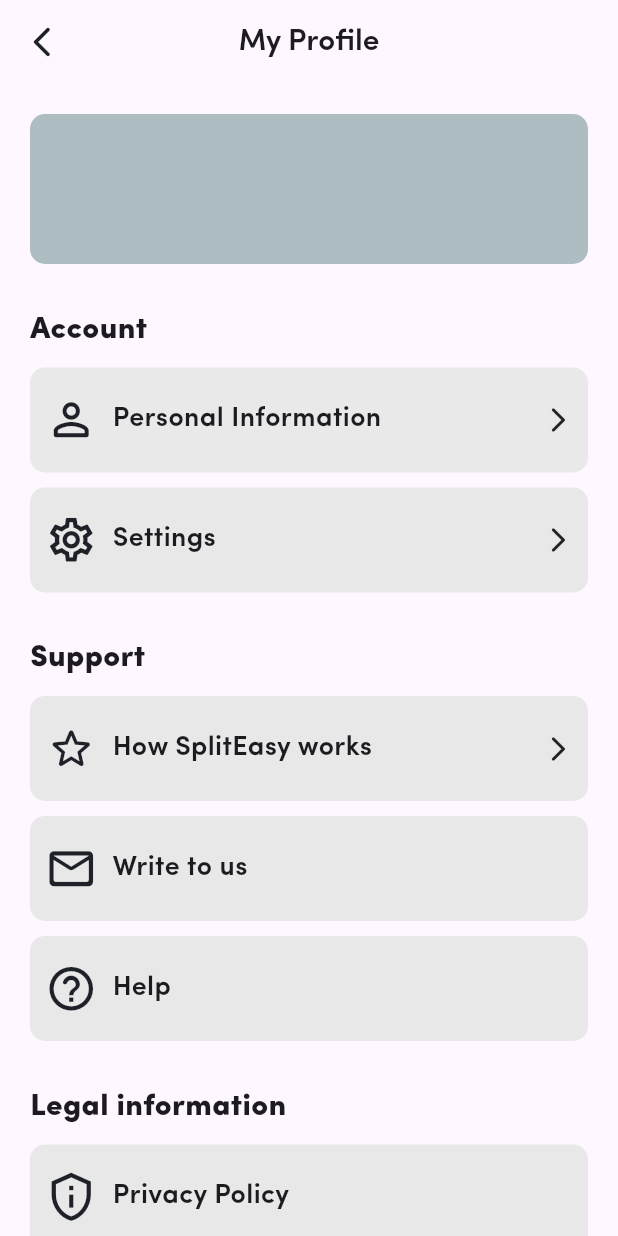
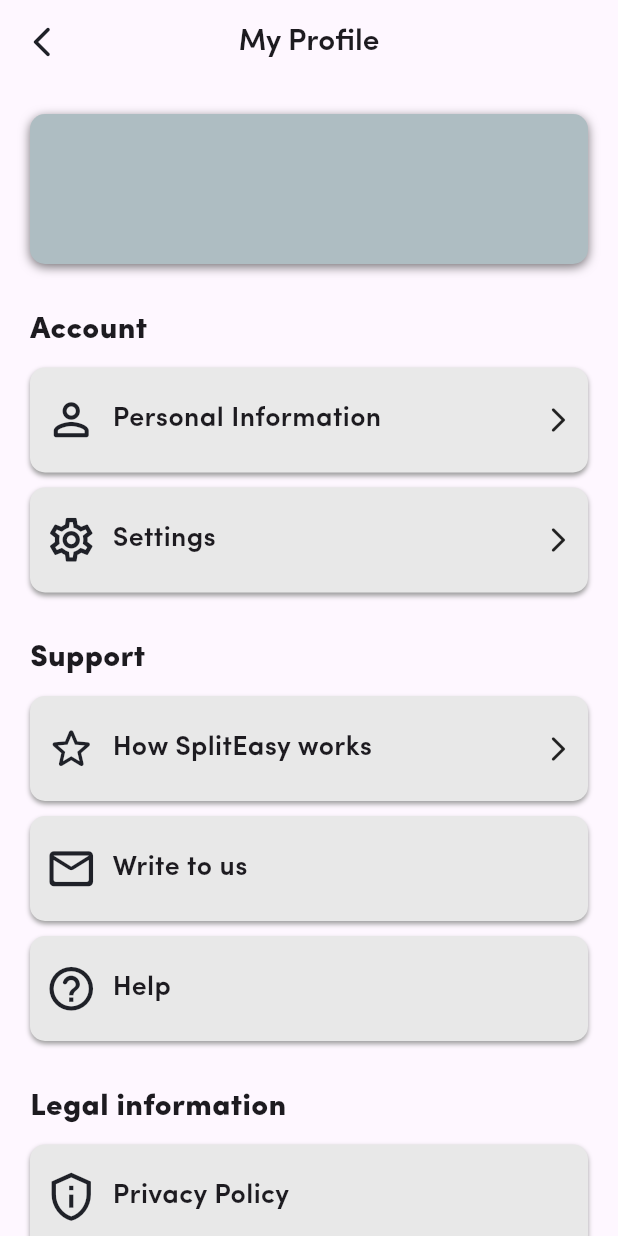
Before and after one commit to Keyurrr14/SplitEasy, a Flutter app: the NamePhone screen opened directly, after a tap on "Done", after a tap on the "account circle" icon, on a phone screen of 412 x 824 dp. Run offline on Flutter 3.47's test engine with Material 3 defaults, Android fonts, the phone set to English and light mode, and no system bars; our stand-ins replace email_validator, firebase_auth, firebase_core, smooth_page_indicator; accounts and stored records are empty.

Commit message:
Account Screens desgin fixed

```diff
--- a/lib/Account Screens/Account.dart
+++ b/lib/Account Screens/Account.dart
@@ -57,7 +57,14 @@ class _AccountState extends State<Account> {
                 height: 100,
                 decoration: BoxDecoration(
                     color: const Color(0xffAEBDC2),
-                    borderRadius: BorderRadius.circular(10)),
+                    borderRadius: BorderRadius.circular(10),
+                    boxShadow: const [
+                      BoxShadow(
+                        color: Colors.black54,
+                        offset: Offset(0.0, 2.0), //(x,y)
+                        blurRadius: 5.0,
+                      )
+                    ]),
                 child: Padding(
                   padding: const EdgeInsets.all(20.0),
                   child: Align(
@@ -95,7 +102,14 @@ class _AccountState extends State<Account> {
                   height: 70,
                   decoration: BoxDecoration(
                       color: const Color(0xffE9E9E9),
-                      borderRadius: BorderRadius.circular(10)),
+                      borderRadius: BorderRadius.circular(10),
+                      boxShadow: const [
+                        BoxShadow(
+                          color: Colors.grey,
+                          offset: Offset(0.0, 2.0), //(x,y)
+                          blurRadius: 2.0,
+                        )
+                      ]),
                   child: const Padding(
                     padding: EdgeInsets.all(10.0),
                     child: Row(
@@ -132,7 +146,14 @@ class _AccountState extends State<Account> {
                 height: 70,
                 decoration: BoxDecoration(
                     color: const Color(0xffE8E8E8),
-                    borderRadius: BorderRadius.circular(10)),
+                    borderRadius: BorderRadius.circular(10),
+                    boxShadow: const [
+                      BoxShadow(
+                        color: Colors.grey,
+                        offset: Offset(0.0, 2.0), //(x,y)
+                        blurRadius: 2.0,
+                      )
+                    ]),
                 child: const Padding(
                   padding: EdgeInsets.all(10.0),
                   child: Row(
@@ -175,7 +196,14 @@ class _AccountState extends State<Account> {
                 height: 70,
                 decoration: BoxDecoration(
                     color: const Color(0xffE8E8E8),
-                    borderRadius: BorderRadius.circular(10)),
+                    borderRadius: BorderRadius.circular(10),
+                    boxShadow: const [
+                      BoxShadow(
+                        color: Colors.grey,
+                        offset: Offset(0.0, 2.0), //(x,y)
+                        blurRadius: 2.0,
+                      )
+                    ]),
                 child: const Padding(
                   padding: EdgeInsets.all(10.0),
                   child: Row(
@@ -211,7 +239,14 @@ class _AccountState extends State<Account> {
                 height: 70,
                 decoration: BoxDecoration(
                     color: const Color(0xffE8E8E8),
-                    borderRadius: BorderRadius.circular(10)),
+                    borderRadius: BorderRadius.circular(10),
+                    boxShadow: const [
+                      BoxShadow(
+                        color: Colors.grey,
+                        offset: Offset(0.0, 2.0), //(x,y)
+                        blurRadius: 2.0,
+                      )
+                    ]),
                 child: const Padding(
                   padding: EdgeInsets.all(10.0),
                   child: Row(
@@ -242,7 +277,14 @@ class _AccountState extends State<Account> {
                 height: 70,
                 decoration: BoxDecoration(
                     color: const Color(0xffE8E8E8),
-                    borderRadius: BorderRadius.circular(10)),
+                    borderRadius: BorderRadius.circular(10),
+                    boxShadow: const [
+                      BoxShadow(
+                        color: Colors.grey,
+                        offset: Offset(0.0, 2.0), //(x,y)
+                        blurRadius: 2.0,
+                      )
+                    ]),
                 child: const Padding(
                   padding: EdgeInsets.all(10.0),
                   child: Row(
@@ -280,7 +322,14 @@ class _AccountState extends State<Account> {
                 height: 70,
                 decoration: BoxDecoration(
                     color: const Color(0xffE8E8E8),
-                    borderRadius: BorderRadius.circular(10)),
+                    borderRadius: BorderRadius.circular(10),
+                    boxShadow: const [
+                      BoxShadow(
+                        color: Colors.grey,
+                        offset: Offset(0.0, 2.0), //(x,y)
+                        blurRadius: 2.0,
+                      )
+                    ]),
                 child: const Padding(
                   padding: EdgeInsets.all(10.0),
                   child: Row(
@@ -311,7 +360,14 @@ class _AccountState extends State<Account> {
                 height: 70,
                 decoration: BoxDecoration(
                     color: const Color(0xffE8E8E8),
-                    borderRadius: BorderRadius.circular(10)),
+                    borderRadius: BorderRadius.circular(10),
+                    boxShadow: const [
+                      BoxShadow(
+                        color: Colors.grey,
+                        offset: Offset(0.0, 2.0), //(x,y)
+                        blurRadius: 2.0,
+                      )
+                    ]),
                 child: const Padding(
                   padding: EdgeInsets.all(10.0),
                   child: Row(
--- a/lib/Account Screens/PersonalInfo.dart
+++ b/lib/Account Screens/PersonalInfo.dart
@@ -34,7 +34,14 @@ class PersonalInfo extends StatelessWidget {
                   width: 120,
                   decoration: BoxDecoration(
                       color: const Color(0xffdff169),
-                      borderRadius: BorderRadius.circular(100)),
+                      borderRadius: BorderRadius.circular(100),
+                      boxShadow: const [
+                        BoxShadow(
+                          color: Colors.grey,
+                          offset: Offset(0.0, 2.0), //(x,y)
+                          blurRadius: 2.0,
+                        )
+                      ]),
                   child: Center(
                       child: Text(
                     fullName[0],
@@ -51,7 +58,14 @@ class PersonalInfo extends StatelessWidget {
                 height: 80,
                 decoration: BoxDecoration(
                     color: const Color(0xffE9E9E9),
-                    borderRadius: BorderRadius.circular(10)),
+                    borderRadius: BorderRadius.circular(10),
+                    boxShadow: const [
+                      BoxShadow(
+                        color: Colors.grey,
+                        offset: Offset(0.0, 2.0), //(x,y)
+                        blurRadius: 2.0,
+                      )
+                    ]),
                 child: Column(
                     crossAxisAlignment: CrossAxisAlignment.start,
                     children: [
@@ -80,7 +94,14 @@ class PersonalInfo extends StatelessWidget {
                 height: 80,
                 decoration: BoxDecoration(
                     color: const Color(0xffE9E9E9),
-                    borderRadius: BorderRadius.circular(10)),
+                    borderRadius: BorderRadius.circular(10),
+                    boxShadow: const [
+                      BoxShadow(
+                        color: Colors.grey,
+                        offset: Offset(0.0, 2.0), //(x,y)
+                        blurRadius: 2.0,
+                      )
+                    ]),
                 child: Column(
                     crossAxisAlignment: CrossAxisAlignment.start,
                     children: [
--- a/lib/LoginSignup Screens/NamePhone.dart
+++ b/lib/LoginSignup Screens/NamePhone.dart
@@ -138,7 +138,7 @@ class _NamePhoneState extends State<NamePhone> {
                                     AutovalidateMode.onUserInteraction,
                                 validator: (value) =>
                                     value != null && value.length != 10
-                                        ? "Enter a valid phone number"
+                                        ? "Enter a valid 10 digit phone number"
                                         : null,
                               ),
                             ),
```
